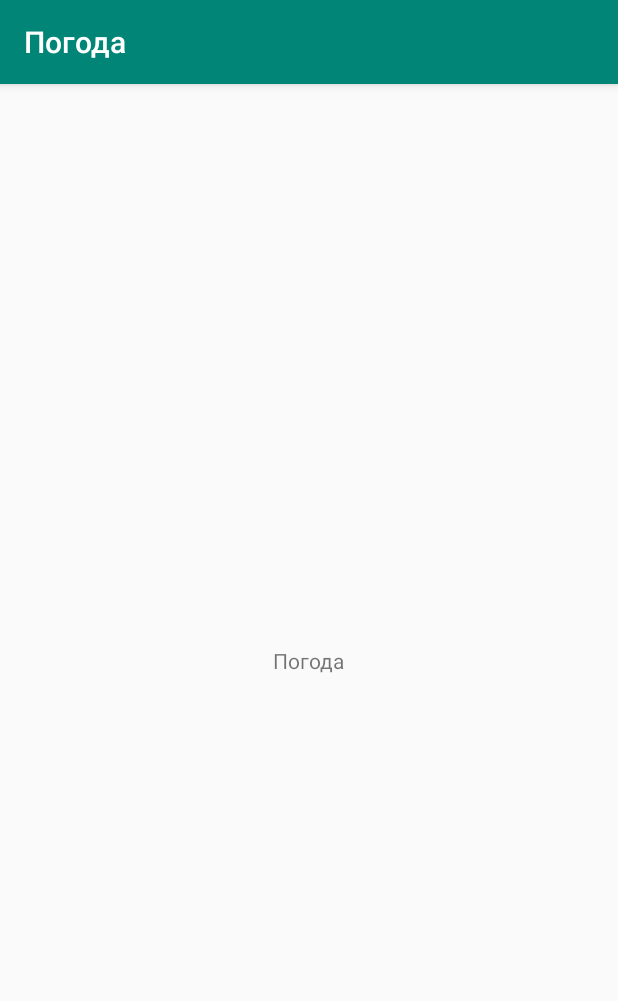
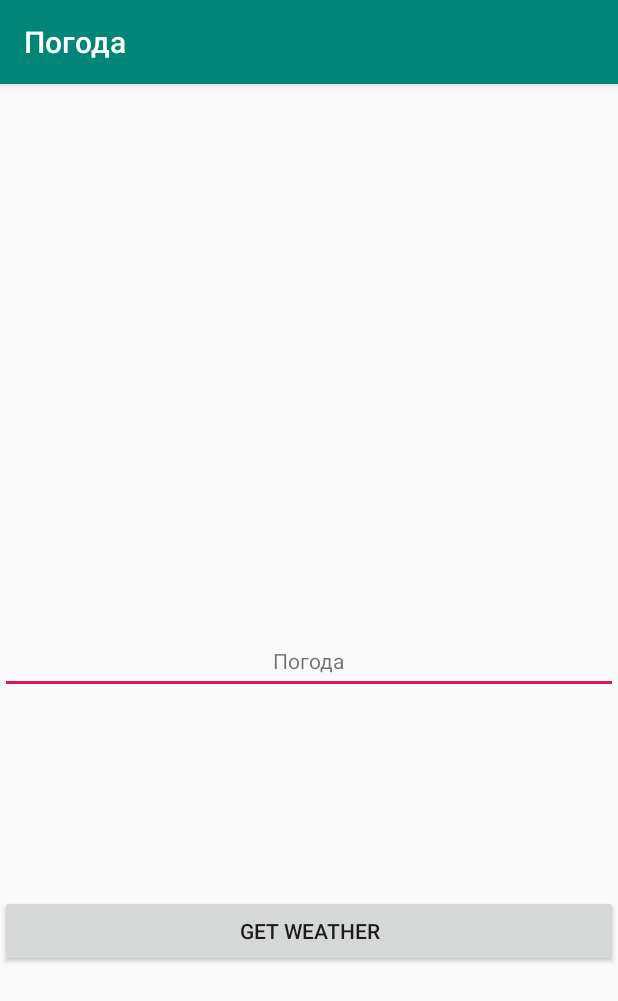
Before and after one commit to apetrovskiy/GeekAndroidBasic, an Android app: the screen it shows after launch (MainActivity), on a phone screen of 412 x 824 dp. Shown: the top 1001 px of the screen. Run offline under Robolectric (Android 15) with nearby library versions, the phone set to English and light mode, and no system bars.

Commit message:
next changes

```diff
--- a/Lesson_01/Weather/app/src/main/AndroidManifest.xml
+++ b/Lesson_01/Weather/app/src/main/AndroidManifest.xml
@@ -16,6 +16,7 @@
                 <category android:name="android.intent.category.LAUNCHER" />
             </intent-filter>
         </activity>
+        <activity android:name=".SecondActivity" />
     </application>
 
 </manifest>
--- a/Lesson_01/Weather/app/src/main/java/ru/geekbrains/weather/MainActivity.java
+++ b/Lesson_01/Weather/app/src/main/java/ru/geekbrains/weather/MainActivity.java
@@ -2,12 +2,23 @@ package ru.geekbrains.weather;
 
 import android.support.v7.app.AppCompatActivity;
 import android.os.Bundle;
+import android.view.View;
+import android.widget.EditText;
 
 public class MainActivity extends AppCompatActivity {
+    EditText cityBox;
+    private String city;
 
     @Override
     protected void onCreate(Bundle savedInstanceState) {
         super.onCreate(savedInstanceState);
         setContentView(R.layout.activity_main);
+        cityBox = findViewById(R.id.city);
+        findViewById(R.id.getCityWeatherBtn).setOnClickListener(new View.OnClickListener() {
+            @Override
+            public void onClick(View v) {
+                city = cityBox.getText().toString();
+            }
+        });
     }
 }
--- a/Lesson_01/Weather/app/src/main/java/ru/geekbrains/weather/SecondActivity.java
+++ b/Lesson_01/Weather/app/src/main/java/ru/geekbrains/weather/SecondActivity.java
@@ -1,4 +1,6 @@
 package ru.geekbrains.weather;
 
-public class SecondActivity {
+import android.support.v7.app.AppCompatActivity;
+
+public class SecondActivity extends AppCompatActivity {
 }
--- a/Lesson_01/Weather/app/src/main/res/layout/activity_main.xml
+++ b/Lesson_01/Weather/app/src/main/res/layout/activity_main.xml
@@ -15,4 +15,26 @@
         app:layout_constraintRight_toRightOf="parent"
         app:layout_constraintTop_toTopOf="parent" />
 
+    <EditText
+        android:id="@+id/city"
+        android:layout_width="fill_parent"
+        android:layout_height="wrap_content"
+        app:layout_constraintBottom_toBottomOf="parent"
+        app:layout_constraintLeft_toLeftOf="parent"
+        app:layout_constraintRight_toRightOf="parent"
+        app:layout_constraintTop_toTopOf="parent"
+        app:layout_constraintVertical_weight="1"
+        android:inputType="text" />
+
+    <Button
+        android:id="@+id/getCityWeatherBtn"
+        android:layout_width="fill_parent"
+        android:layout_height="wrap_content"
+        app:layout_constraintBottom_toBottomOf="parent"
+        app:layout_constraintLeft_toLeftOf="parent"
+        app:layout_constraintRight_toRightOf="parent"
+        app:layout_constraintTop_toTopOf="@+id/city"
+        app:layout_constraintVertical_weight="1"
+        android:text="Get weather" />
+
 </android.support.constraint.ConstraintLayout>
```
